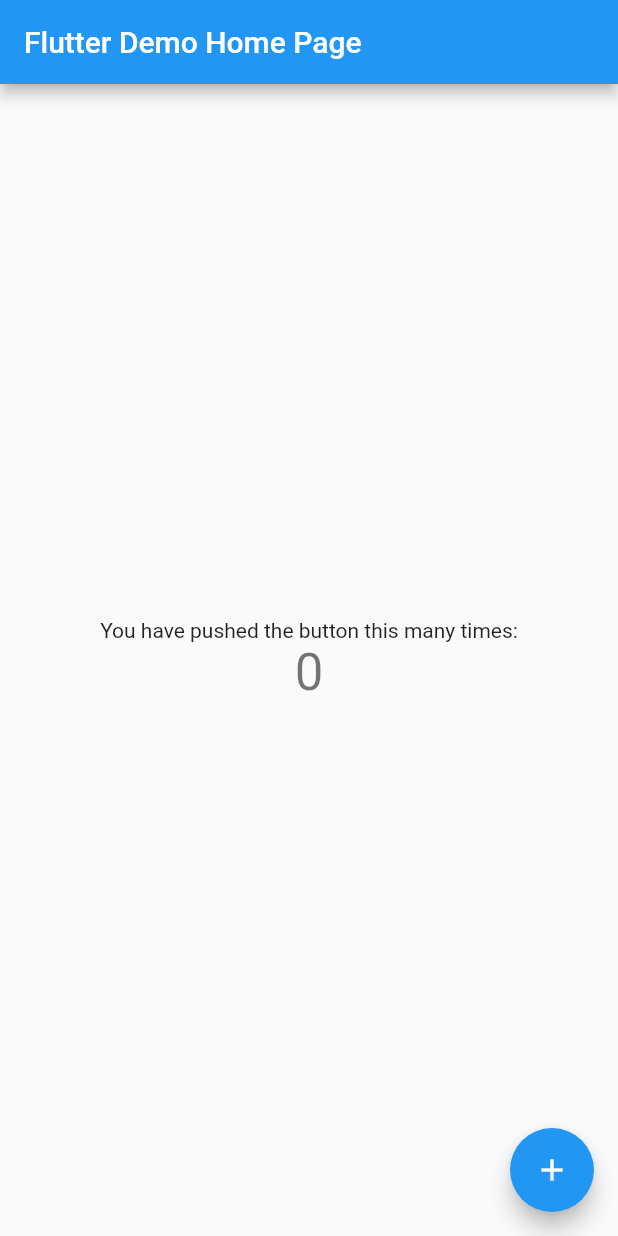
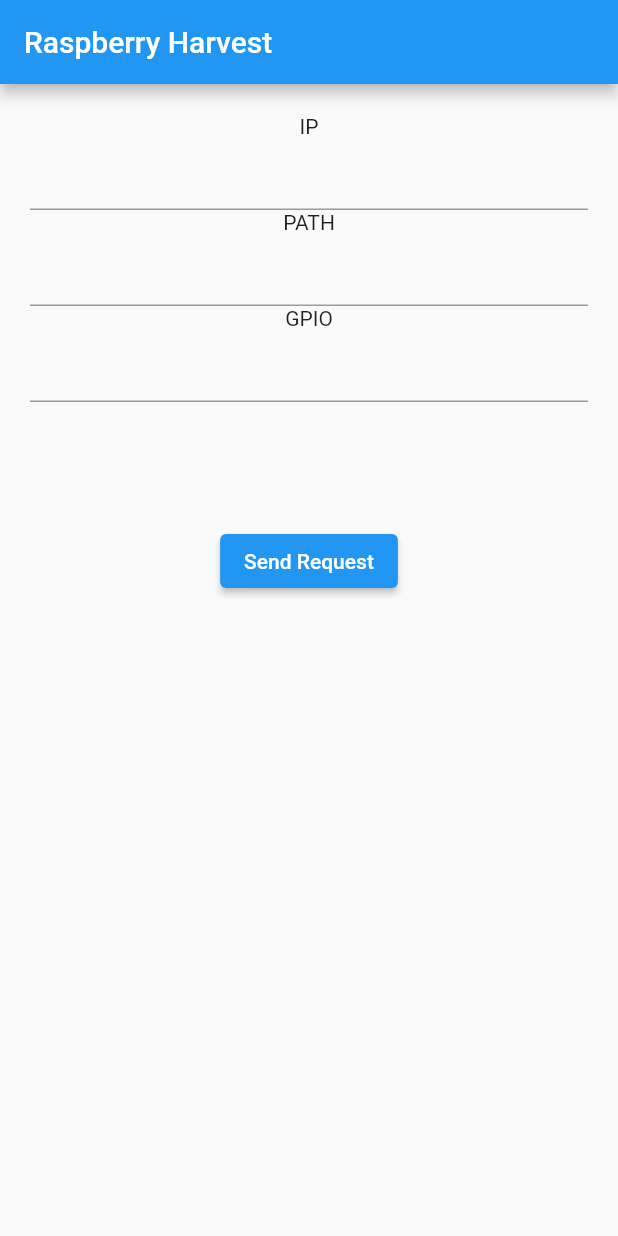
Before and after one commit to rsoaresgouveia/raspberry_harvest, a Flutter app: the screen it shows after launch, on a phone screen of 412 x 824 dp. Run offline on Flutter 3.47's test engine with Material 2 defaults, Android fonts, the phone set to English and light mode, and no system bars; our stand-ins replace dio.

Commit message:
:sparkles: working version with raspberry-bush service in local network

```diff
--- /dev/null
+++ b/lib/entities/requests.dart
@@ -0,0 +1,7 @@
+class Request {
+  final String ip;
+  final String path;
+  final String gpio;
+
+  Request({this.ip = '', this.path = '', this.gpio = ''});
+}
--- /dev/null
+++ b/lib/home.dart
@@ -0,0 +1,102 @@
+import 'package:dio/dio.dart';
+import 'package:flutter/material.dart';
+import 'package:flutter/widgets.dart';
+import 'package:raspberry_harvest/entities/requests.dart';
+
+class Home extends StatefulWidget {
+  const Home({Key? key}) : super(key: key);
+
+  @override
+  _HomeState createState() => _HomeState();
+}
+
+class _HomeState extends State<Home> {
+  TextEditingController ipController = new TextEditingController(),
+      pathController = new TextEditingController(),
+      gpioController = new TextEditingController();
+  Request request = Request();
+  String rString = '', result = '';
+  String errString = '';
+  final dio = Dio();
+
+  @override
+  void initState() {
+    // TODO: implement initState
+    super.initState();
+  }
+
+  @override
+  Widget build(BuildContext context) {
+    return Scaffold(
+      resizeToAvoidBottomInset: true,
+      appBar: AppBar(
+        title: Text("Raspberry Harvest"),
+      ),
+      body: Container(
+        padding: EdgeInsets.all(20),
+        child: Flex(
+          direction: Axis.vertical,
+          children: [
+            Expanded(
+              child: Column(
+                children: [
+                  Text("IP"),
+                  TextField(
+                    controller: ipController,
+                  ),
+                  Container(
+                    child: Text("PATH"),
+                  ),
+                  TextField(
+                    controller: pathController,
+                  ),
+                  Container(
+                    child: Text("GPIO"),
+                  ),
+                  TextField(
+                    controller: gpioController,
+                    keyboardType: TextInputType.number,
+                  ),
+                  Container(
+                    margin: EdgeInsets.only(top: 50),
+                  ),
+                  Text(rString.toString()),
+                  Text(errString.toString()),
+                  ElevatedButton(
+                    onPressed: () async {
+                      try {
+                        await dio.post<String>(
+                            "http://" +
+                                ipController.text +
+                                ":7777" +
+                                "/" +
+                                pathController.text,
+                            queryParameters: {
+                              "gpio": gpioController.text
+                            }).then((r) {
+                          setState(() {
+                            print(r.data);
+                            rString = r.statusCode.toString();
+                          });
+                        });
+                      } catch (e) {
+                        setState(() {
+                          errString = e.toString();
+                        });
+                        print(e);
+                      }
+                    },
+                    child: Text("Send Request"),
+                  ),
+                ],
+              ),
+            ),
+          ],
+        ),
+      ),
+    );
+  }
+}
+
+///final fullPath = "http://"+ipController.text + "/" + pathController.text;
+//                       final queries = {"gpio":gpioController.text};
--- a/lib/main.dart
+++ b/lib/main.dart
@@ -1,117 +1,23 @@
 import 'package:flutter/material.dart';
+
+import 'home.dart';
 
 void main() {
   runApp(MyApp());
 }
 
-class MyApp extends StatelessWidget {
-  // This widget is the root of your application.
+class MyApp extends StatefulWidget {
+  const MyApp({Key? key}) : super(key: key);
+
+  @override
+  _MyAppState createState() => _MyAppState();
+}
+
+class _MyAppState extends State<MyApp> {
   @override
   Widget build(BuildContext context) {
     return MaterialApp(
-      title: 'Flutter Demo',
-      theme: ThemeData(
-        // This is the theme of your application.
-        //
-        // Try running your application with "flutter run". You'll see the
-        // application has a blue toolbar. Then, without quitting the app, try
-        // changing the primarySwatch below to Colors.green and then invoke
-        // "hot reload" (press "r" in the console where you ran "flutter run",
-        // or simply save your changes to "hot reload" in a Flutter IDE).
-        // Notice that the counter didn't reset back to zero; the application
-        // is not restarted.
-        primarySwatch: Colors.blue,
-        // This makes the visual density adapt to the platform that you run
-        // the app on. For desktop platforms, the controls will be smaller and
-        // closer together (more dense) than on mobile platforms.
-        visualDensity: VisualDensity.adaptivePlatformDensity,
-      ),
-      home: MyHomePage(title: 'Flutter Demo Home Page'),
+      home: Home(),
     );
   }
 }
-
-class MyHomePage extends StatefulWidget {
-  MyHomePage({Key key, this.title}) : super(key: key);
-
-  // This widget is the home page of your application. It is stateful, meaning
-  // that it has a State object (defined below) that contains fields that affect
-  // how it looks.
-
-  // This class is the configuration for the state. It holds the values (in this
-  // case the title) provided by the parent (in this case the App widget) and
-  // used by the build method of the State. Fields in a Widget subclass are
-  // always marked "final".
-
-  final String title;
-
-  @override
-  _MyHomePageState createState() => _MyHomePageState();
-}
-
-class _MyHomePageState extends State<MyHomePage> {
-  int _counter = 0;
-
-  void _incrementCounter() {
-    setState(() {
-      // This call to setState tells the Flutter framework that something has
-      // changed in this State, which causes it to rerun the build method below
-      // so that the display can reflect the updated values. If we changed
-      // _counter without calling setState(), then the build method would not be
-      // called again, and so nothing would appear to happen.
-      _counter++;
-    });
-  }
-
-  @override
-  Widget build(BuildContext context) {
-    // This method is rerun every time setState is called, for instance as done
-    // by the _incrementCounter method above.
-    //
-    // The Flutter framework has been optimized to make rerunning build methods
-    // fast, so that you can just rebuild anything that needs updating rather
-    // than having to individually change instances of widgets.
-    return Scaffold(
-      appBar: AppBar(
-        // Here we take the value from the MyHomePage object that was created by
-        // the App.build method, and use it to set our appbar title.
-        title: Text(widget.title),
-      ),
-      body: Center(
-        // Center is a layout widget. It takes a single child and positions it
-        // in the middle of the parent.
-        child: Column(
-          // Column is also a layout widget. It takes a list of children and
-          // arranges them vertically. By default, it sizes itself to fit its
-          // children horizontally, and tries to be as tall as its parent.
-          //
-          // Invoke "debug painting" (press "p" in the console, choose the
-          // "Toggle Debug Paint" action from the Flutter Inspector in Android
-          // Studio, or the "Toggle Debug Paint" command in Visual Studio Code)
-          // to see the wireframe for each widget.
-          //
-          // Column has various properties to control how it sizes itself and
-          // how it positions its children. Here we use mainAxisAlignment to
-          // center the children vertically; the main axis here is the vertical
-          // axis because Columns are vertical (the cross axis would be
-          // horizontal).
-          mainAxisAlignment: MainAxisAlignment.center,
-          children: <Widget>[
-            Text(
-              'You have pushed the button this many times:',
-            ),
-            Text(
-              '$_counter',
-              style: Theme.of(context).textTheme.headline4,
-            ),
-          ],
-        ),
-      ),
-      floatingActionButton: FloatingActionButton(
-        onPressed: _incrementCounter,
-        tooltip: 'Increment',
-        child: Icon(Icons.add),
-      ), // This trailing comma makes auto-formatting nicer for build methods.
-    );
-  }
-}
--- a/pubspec.yaml
+++ b/pubspec.yaml
@@ -18,11 +18,14 @@ publish_to: 'none' # Remove this line if you wish to publish to pub.dev
 version: 1.0.0+1
 
 environment:
-  sdk: ">=2.7.0 <3.0.0"
+  sdk: ">=2.12.0"
 
 dependencies:
   flutter:
     sdk: flutter
+
+  #Connection
+  dio: ^4.0.0
 
 
   # The following adds the Cupertino Icons font to your application.
```
Also changed, not shown: pubspec.lock, 6 other files.
